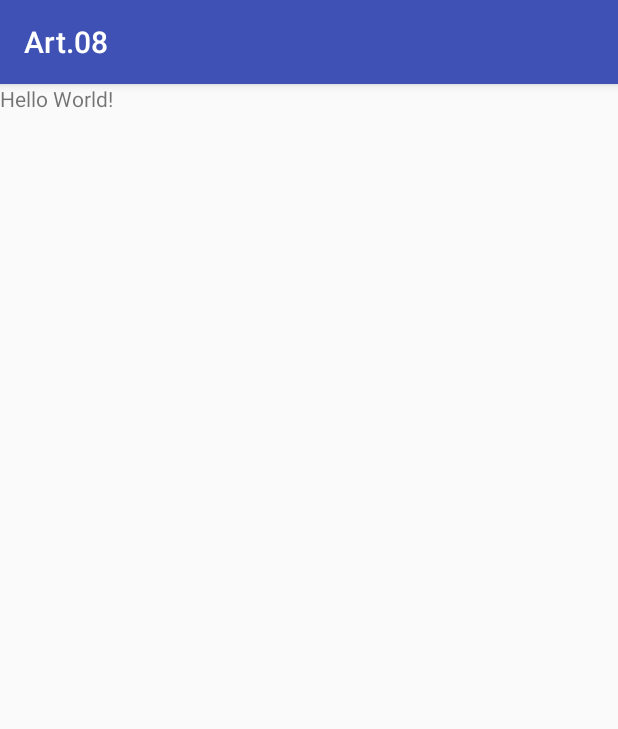
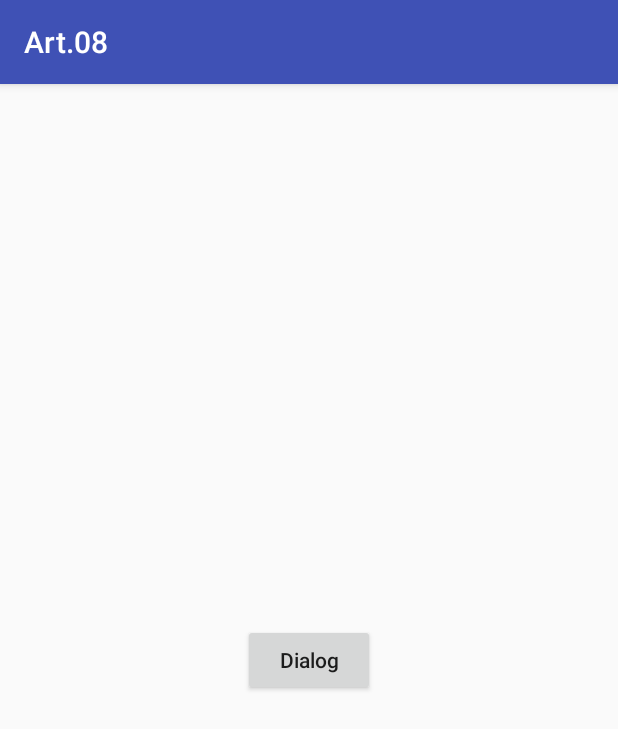
Before and after one commit to DysaniazzZ/ArtOfAndroid, an Android app: the screen it shows after launch (MainActivity), on a phone screen of 412 x 824 dp. Shown: the top 729 px of the screen. Run offline under Robolectric (Android 15) with nearby library versions, the phone set to English and light mode, and no system bars.

Commit message:
chapter08: add a dialog to window

```diff
--- a/chapter08/src/main/res/layout/activity_main.xml
+++ b/chapter08/src/main/res/layout/activity_main.xml
@@ -2,11 +2,14 @@
 <LinearLayout
   xmlns:android="http://schemas.android.com/apk/res/android"
   android:layout_width="match_parent"
-  android:layout_height="match_parent">
+  android:layout_height="match_parent"
+  android:gravity="center">
 
-  <TextView
+  <Button
+    android:id="@+id/btn_dialog"
     android:layout_width="wrap_content"
     android:layout_height="wrap_content"
-    android:text="Hello World!"/>
+    android:text="Dialog"
+    android:textAllCaps="false"/>
 
 </LinearLayout>
```
Also changed, not shown: chapter08/src/main/java/com/dysania/artofandroid/chapter08/MainActivity.java (+23 -0 lines).
